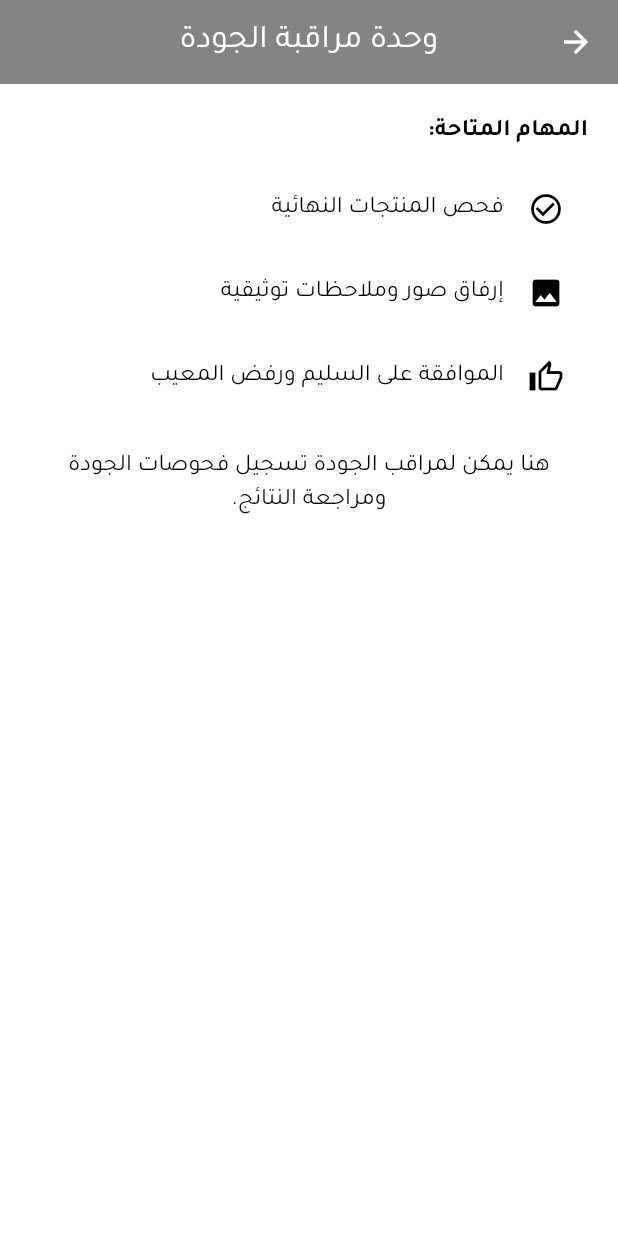
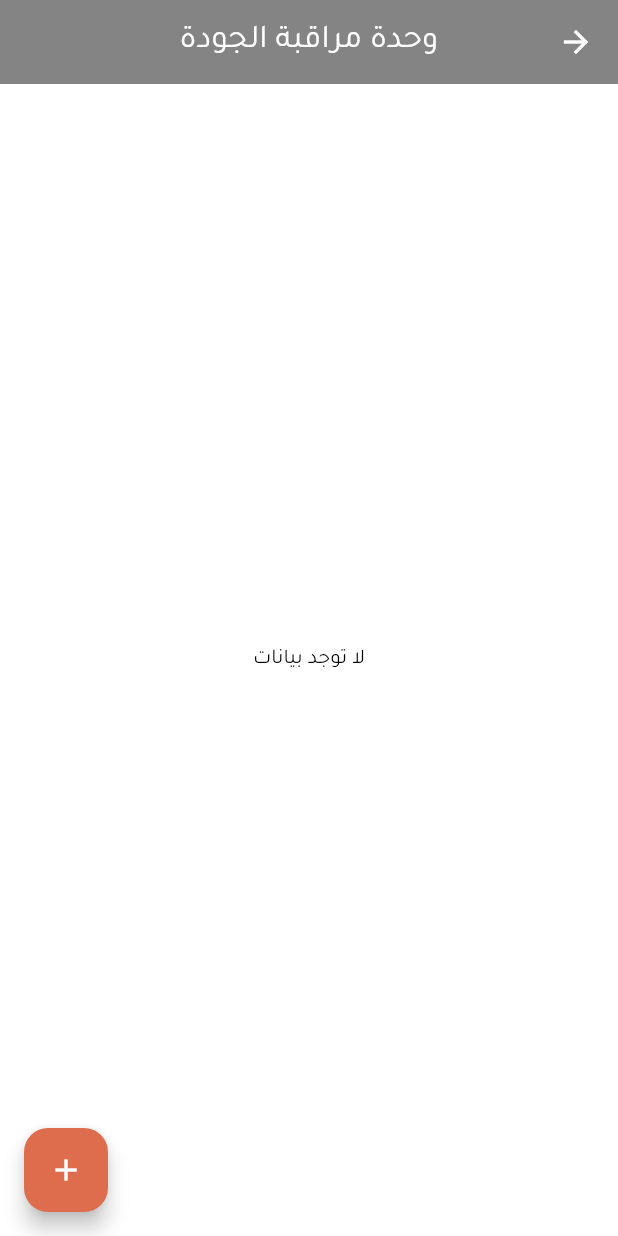
Before and after one commit to HGhurbani/plastic_factory_management, a Flutter app: the QualityInspectionScreen screen opened by its route, on a phone screen of 412 x 824 dp. Run offline on Flutter 3.47's test engine with Material 3 defaults, Android fonts, the phone set to English and light mode, and no system bars; our stand-ins replace cloud_firestore, firebase_auth, firebase_core, firebase_storage, google_fonts, image_picker and 1 more; accounts and stored records are empty.

Commit message:
Add quality control module

```diff
--- /dev/null
+++ b/lib/data/models/quality_check_model.dart
@@ -0,0 +1,103 @@
+// plastic_factory_management/lib/data/models/quality_check_model.dart
+
+import 'package:cloud_firestore/cloud_firestore.dart';
+
+class QualityCheckModel {
+  final String id;
+  final String productId;
+  final String productName;
+  final int inspectedQuantity;
+  final int rejectedQuantity;
+  final int acceptedQuantity;
+  final String shiftSupervisorUid;
+  final String shiftSupervisorName;
+  final String qualityInspectorUid;
+  final String qualityInspectorName;
+  final String? defectAnalysis;
+  final List<String> imageUrls;
+  final Timestamp createdAt;
+
+  QualityCheckModel({
+    required this.id,
+    required this.productId,
+    required this.productName,
+    required this.inspectedQuantity,
+    required this.rejectedQuantity,
+    required this.acceptedQuantity,
+    required this.shiftSupervisorUid,
+    required this.shiftSupervisorName,
+    required this.qualityInspectorUid,
+    required this.qualityInspectorName,
+    this.defectAnalysis,
+    this.imageUrls = const [],
+    required this.createdAt,
+  });
+
+  factory QualityCheckModel.fromDocumentSnapshot(DocumentSnapshot doc) {
+    final data = doc.data() as Map<String, dynamic>;
+    return QualityCheckModel(
+      id: doc.id,
+      productId: data['productId'] ?? '',
+      productName: data['productName'] ?? '',
+      inspectedQuantity: data['inspectedQuantity'] ?? 0,
+      rejectedQuantity: data['rejectedQuantity'] ?? 0,
+      acceptedQuantity: data['acceptedQuantity'] ?? 0,
+      shiftSupervisorUid: data['shiftSupervisorUid'] ?? '',
+      shiftSupervisorName: data['shiftSupervisorName'] ?? '',
+      qualityInspectorUid: data['qualityInspectorUid'] ?? '',
+      qualityInspectorName: data['qualityInspectorName'] ?? '',
+      defectAnalysis: data['defectAnalysis'],
+      imageUrls: List<String>.from(data['imageUrls'] ?? []),
+      createdAt: data['createdAt'] ?? Timestamp.now(),
+    );
+  }
+
+  Map<String, dynamic> toMap() {
+    return {
+      'productId': productId,
+      'productName': productName,
+      'inspectedQuantity': inspectedQuantity,
+      'rejectedQuantity': rejectedQuantity,
+      'acceptedQuantity': acceptedQuantity,
+      'shiftSupervisorUid': shiftSupervisorUid,
+      'shiftSupervisorName': shiftSupervisorName,
+      'qualityInspectorUid': qualityInspectorUid,
+      'qualityInspectorName': qualityInspectorName,
+      'defectAnalysis': defectAnalysis,
+      'imageUrls': imageUrls,
+      'createdAt': createdAt,
+    };
+  }
+
+  QualityCheckModel copyWith({
+    String? id,
+    String? productId,
+    String? productName,
+    int? inspectedQuantity,
+    int? rejectedQuantity,
+    int? acceptedQuantity,
+    String? shiftSupervisorUid,
+    String? shiftSupervisorName,
+    String? qualityInspectorUid,
+    String? qualityInspectorName,
+    String? defectAnalysis,
+    List<String>? imageUrls,
+    Timestamp? createdAt,
+  }) {
+    return QualityCheckModel(
+      id: id ?? this.id,
+      productId: productId ?? this.productId,
+      productName: productName ?? this.productName,
+      inspectedQuantity: inspectedQuantity ?? this.inspectedQuantity,
+      rejectedQuantity: rejectedQuantity ?? this.rejectedQuantity,
+      acceptedQuantity: acceptedQuantity ?? this.acceptedQuantity,
+      shiftSupervisorUid: shiftSupervisorUid ?? this.shiftSupervisorUid,
+      shiftSupervisorName: shiftSupervisorName ?? this.shiftSupervisorName,
+      qualityInspectorUid: qualityInspectorUid ?? this.qualityInspectorUid,
+      qualityInspectorName: qualityInspectorName ?? this.qualityInspectorName,
+      defectAnalysis: defectAnalysis ?? this.defectAnalysis,
+      imageUrls: imageUrls ?? this.imageUrls,
+      createdAt: createdAt ?? this.createdAt,
+    );
+  }
+}
--- /dev/null
+++ b/lib/data/repositories/quality_repository_impl.dart
@@ -0,0 +1,20 @@
+// plastic_factory_management/lib/data/repositories/quality_repository_impl.dart
+
+import 'package:plastic_factory_management/data/datasources/quality_datasource.dart';
+import 'package:plastic_factory_management/data/models/quality_check_model.dart';
+import 'package:plastic_factory_management/domain/repositories/quality_repository.dart';
+
+class QualityRepositoryImpl implements QualityRepository {
+  final QualityDatasource datasource;
+  QualityRepositoryImpl(this.datasource);
+
+  @override
+  Stream<List<QualityCheckModel>> getQualityChecks() {
+    return datasource.getQualityChecks();
+  }
+
+  @override
+  Future<void> addQualityCheck(QualityCheckModel check) {
+    return datasource.addQualityCheck(check);
+  }
+}
--- /dev/null
+++ b/lib/domain/repositories/quality_repository.dart
@@ -0,0 +1,8 @@
+// plastic_factory_management/lib/domain/repositories/quality_repository.dart
+
+import 'package:plastic_factory_management/data/models/quality_check_model.dart';
+
+abstract class QualityRepository {
+  Stream<List<QualityCheckModel>> getQualityChecks();
+  Future<void> addQualityCheck(QualityCheckModel check);
+}
--- a/lib/l10n/app_localizations.dart
+++ b/lib/l10n/app_localizations.dart
@@ -450,6 +450,14 @@ class AppLocalizations {
   String get sparePartRequestDetails => _strings["sparePartRequestDetails"] ?? "sparePartRequestDetails";
   String get rejectRequest => _strings["rejectRequest"] ?? "rejectRequest";
   String get reason => _strings["reason"] ?? "reason";
+  String get addQualityCheck => _strings["addQualityCheck"] ?? "addQualityCheck";
+  String get inspectProductDelivery => _strings["inspectProductDelivery"] ?? "inspectProductDelivery";
+  String get rejectedQuantity => _strings["rejectedQuantity"] ?? "rejectedQuantity";
+  String get acceptedQuantity => _strings["acceptedQuantity"] ?? "acceptedQuantity";
+  String get shiftSupervisor => _strings["shiftSupervisor"] ?? "shiftSupervisor";
+  String get defectAnalysis => _strings["defectAnalysis"] ?? "defectAnalysis";
+  String get qualityChecks => _strings["qualityChecks"] ?? "qualityChecks";
+  String get defectPhotos => _strings["defectPhotos"] ?? "defectPhotos";
 
 
 }
--- a/lib/presentation/quality/quality_inspection_screen.dart
+++ b/lib/presentation/quality/quality_inspection_screen.dart
@@ -1,48 +1,59 @@
 // plastic_factory_management/lib/presentation/quality/quality_inspection_screen.dart
 
 import 'package:flutter/material.dart';
+import 'package:provider/provider.dart';
+import 'package:plastic_factory_management/data/models/quality_check_model.dart';
+import 'package:plastic_factory_management/domain/usecases/quality_usecases.dart';
 import 'package:plastic_factory_management/l10n/app_localizations.dart';
+
+import 'quality_check_form_screen.dart';
 
 class QualityInspectionScreen extends StatelessWidget {
   @override
   Widget build(BuildContext context) {
-    final appLocalizations = AppLocalizations.of(context)!;
+    final loc = AppLocalizations.of(context)!;
+    final useCases = Provider.of<QualityUseCases>(context);
     return Scaffold(
       appBar: AppBar(
-        title: Text(appLocalizations.qualityModule),
+        title: Text(loc.qualityModule),
         centerTitle: true,
       ),
-      body: ListView(
-        padding: const EdgeInsets.all(20),
-        children: const [
-          Text(
-            'المهام المتاحة:',
-            style: TextStyle(fontSize: 16, fontWeight: FontWeight.bold),
-            textDirection: TextDirection.rtl,
-          ),
-          SizedBox(height: 12),
-          ListTile(
-            leading: Icon(Icons.check_circle_outline),
-            title: Text('فحص المنتجات النهائية', textDirection: TextDirection.rtl),
-          ),
-          ListTile(
-            leading: Icon(Icons.photo),
-            title: Text('إرفاق صور وملاحظات توثيقية', textDirection: TextDirection.rtl),
-          ),
-          ListTile(
-            leading: Icon(Icons.thumb_up_alt_outlined),
-            title: Text('الموافقة على السليم ورفض المعيب', textDirection: TextDirection.rtl),
-          ),
-          SizedBox(height: 20),
-          Center(
-            child: Text(
-              'هنا يمكن لمراقب الجودة تسجيل فحوصات الجودة ومراجعة النتائج.',
-              style: TextStyle(fontSize: 16),
-              textAlign: TextAlign.center,
-              textDirection: TextDirection.rtl,
-            ),
-          ),
-        ],
+      floatingActionButton: FloatingActionButton(
+        onPressed: () {
+          Navigator.of(context).push(
+            MaterialPageRoute(builder: (_) => const QualityCheckFormScreen()),
+          );
+        },
+        child: const Icon(Icons.add),
+      ),
+      body: StreamBuilder<List<QualityCheckModel>>(
+        stream: useCases.getQualityChecks(),
+        builder: (context, snapshot) {
+          if (snapshot.connectionState == ConnectionState.waiting) {
+            return const Center(child: CircularProgressIndicator());
+          }
+          final checks = snapshot.data ?? [];
+          if (checks.isEmpty) {
+            return Center(child: Text(loc.noData));
+          }
+          return ListView.builder(
+            itemCount: checks.length,
+            itemBuilder: (context, index) {
+              final check = checks[index];
+              return ListTile(
+                title: Text(check.productName, textDirection: TextDirection.rtl),
+                subtitle: Text(
+                  '${loc.rejectedQuantity}: ${check.rejectedQuantity}',
+                  textDirection: TextDirection.rtl,
+                ),
+                trailing: Text(
+                  check.createdAt.toDate().toString().split(' ').first,
+                  style: const TextStyle(fontSize: 12),
+                ),
+              );
+            },
+          );
+        },
       ),
     );
   }
```
Also changed, not shown: lib/data/datasources/quality_datasource.dart (added, +22 -0 lines), lib/domain/usecases/quality_usecases.dart (added, +44 -0 lines), lib/l10n/app_ar.arb (+9 -1 lines), lib/l10n/app_en.arb (+8 -0 lines), lib/main.dart (+17 -0 lines), lib/presentation/quality/quality_check_form_screen.dart (added, +179 -0 lines).
